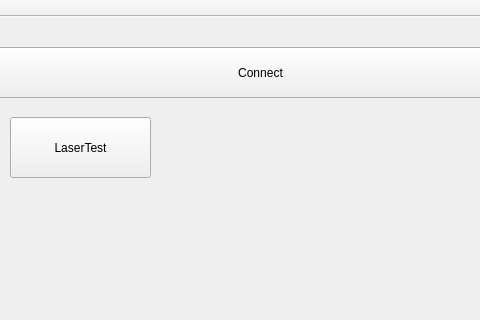
WLKUN-2000-0410/NEW_MYQT930, file Finder930-QT-MY-V2/Finder930QTMYV2.ui: the form before one commit; both pictures show x 220 to 700 and y 0 to 320 of the 942 by 787 pixel window.
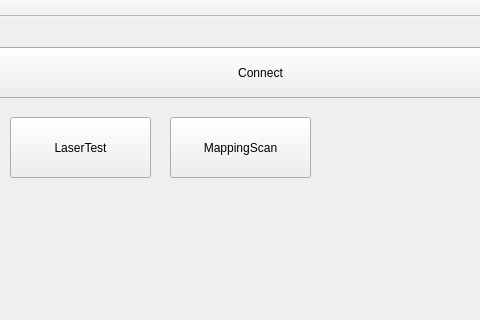
The form after the commit.

```diff
--- a/Finder930-QT-MY-V2/Finder930QTMYV2.ui
+++ b/Finder930-QT-MY-V2/Finder930QTMYV2.ui
@@ -63,6 +63,19 @@
      <string>LaserTest</string>
     </property>
    </widget>
+   <widget class="QPushButton" name="MappingScan">
+    <property name="geometry">
+     <rect>
+      <x>390</x>
+      <y>100</y>
+      <width>141</width>
+      <height>61</height>
+     </rect>
+    </property>
+    <property name="text">
+     <string>MappingScan</string>
+    </property>
+   </widget>
   </widget>
   <widget class="QMenuBar" name="menuBar">
    <property name="geometry">
```
